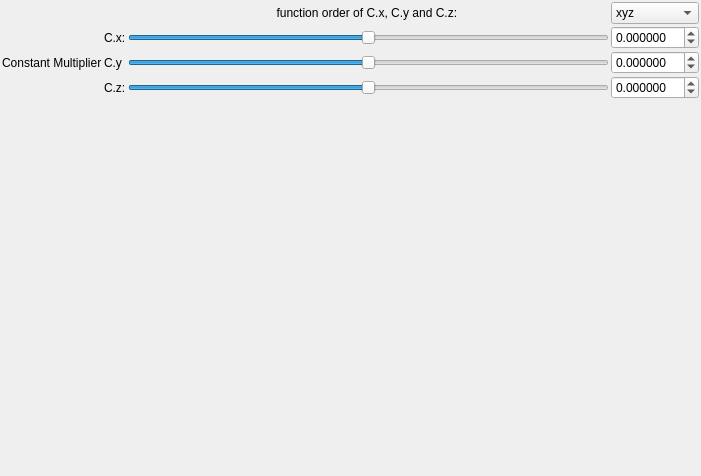
buddhi1980/mandelbulber2, file mandelbulber2/qt_data/fractal_transf_add_Cpixel_Axis_Swap.ui: the form before one commit.
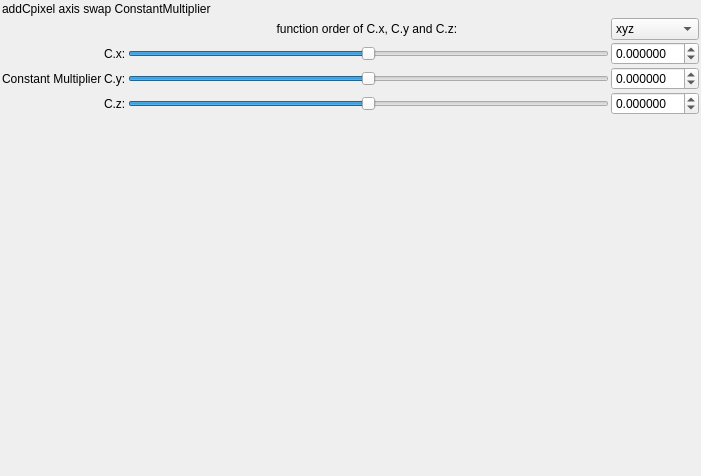
The form after the commit. Custom widgets are drawn as their Qt base class.

```diff
--- a/mandelbulber2/qt_data/fractal_transf_add_Cpixel_Axis_Swap.ui
+++ b/mandelbulber2/qt_data/fractal_transf_add_Cpixel_Axis_Swap.ui
@@ -29,6 +29,13 @@
    <property name="bottomMargin">
     <number>2</number>
    </property>
+   <item>
+    <widget class="QLabel" name="label">
+     <property name="text">
+      <string>addCpixel axis swap ConstantMultiplier</string>
+     </property>
+    </widget>
+   </item>
    <item>
     <layout class="QGridLayout" name="gridLayout">
      <property name="spacing">
@@ -65,7 +72,7 @@
      <item row="2" column="1">
       <widget class="QLabel" name="label_110">
        <property name="text">
-        <string>C.y</string>
+        <string>C.y:</string>
        </property>
       </widget>
      </item>
```
